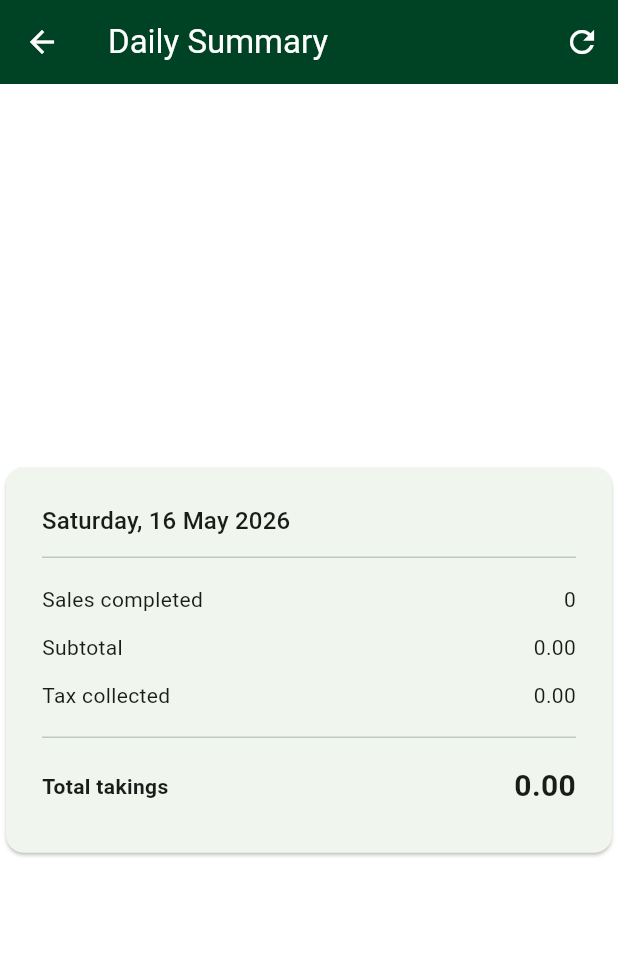
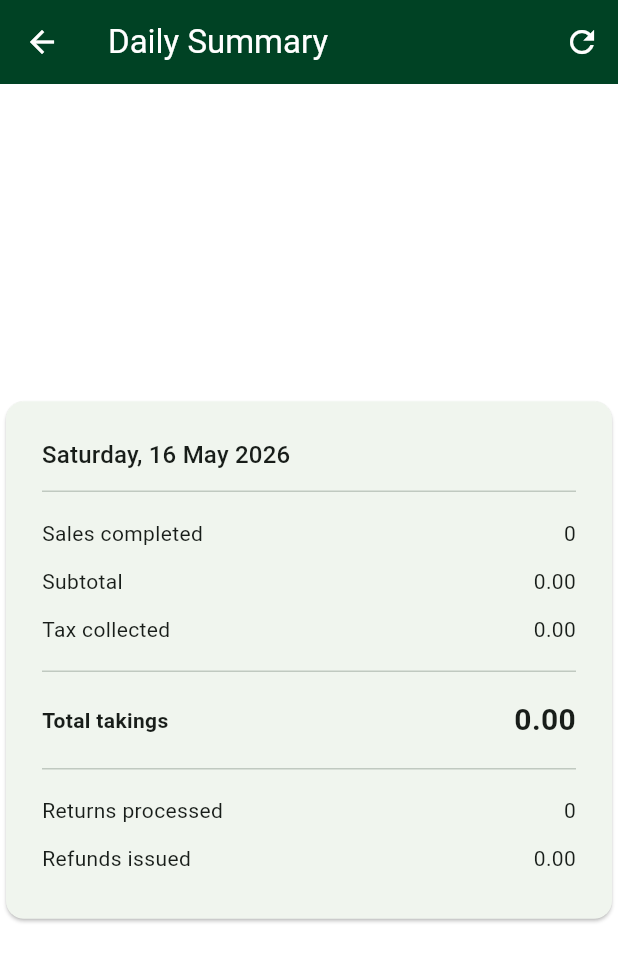
Before and after one commit to orarojack/HighbridPOS, a Flutter app: the DailySummaryScreen screen opened directly, on a phone screen of 412 x 824 dp. Shown: the top 962 px of the screen. Run offline on Flutter 3.47's test engine with Material 3 defaults, Android fonts, the light colour scheme and no system bars; our stand-ins replace drift, flutter_riverpod, pdf, printing; missing offline and left inert: bcrypt; accounts and stored records are empty; generated files the repository leaves out were written again.

Commit message:
feat: add Returns navigation and refund figures on the daily summary

```diff
--- a/lib/features/home_shell.dart
+++ b/lib/features/home_shell.dart
@@ -9,6 +9,7 @@ import 'auth/lock_screen.dart';
 import 'pos/sale_screen.dart';
 import 'products/product_list_screen.dart';
 import 'reports/daily_summary_screen.dart';
+import 'returns/returns_lookup_screen.dart';
 import 'shift/shift_screen.dart';
 
 /// Idle time after which the terminal auto-locks.
@@ -74,6 +75,11 @@ class _HomeShellState extends ConsumerState<HomeShell> {
 
     final destinations = <({IconData icon, String label, Widget page})>[
       (icon: Icons.point_of_sale, label: 'Sell', page: const SaleScreen()),
+      (
+        icon: Icons.assignment_return,
+        label: 'Returns',
+        page: const ReturnsLookupScreen()
+      ),
       (icon: Icons.schedule, label: 'Shift', page: const ShiftScreen()),
       if (user.role.canManageProducts)
         (
--- a/lib/features/reports/daily_summary_screen.dart
+++ b/lib/features/reports/daily_summary_screen.dart
@@ -48,6 +48,9 @@ class DailySummaryScreen extends ConsumerWidget {
                     _row('Tax collected', formatMoney(s.taxTotal)),
                     const Divider(height: 24),
                     _row('Total takings', formatMoney(s.total), bold: true),
+                    const Divider(height: 24),
+                    _row('Returns processed', s.returnCount.toString()),
+                    _row('Refunds issued', formatMoney(s.refundTotal)),
                   ],
                 ),
               ),
```
Also changed, not shown: doc/preview/08-daily-summary.png, doc/preview/09-home-shell.png.
